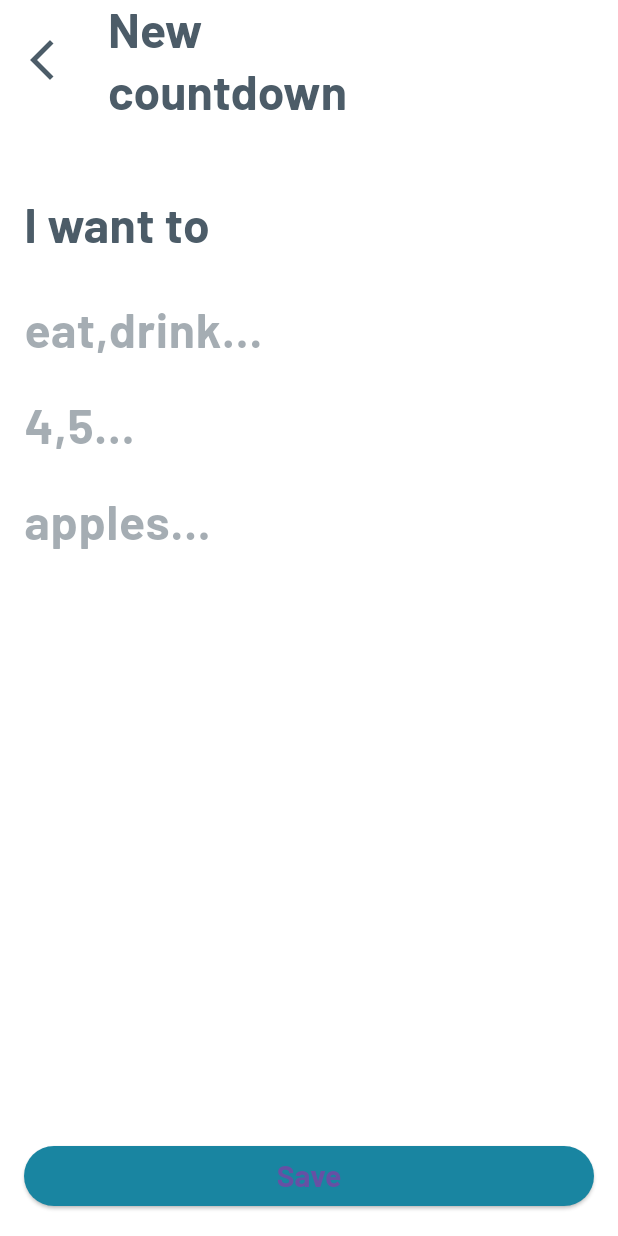
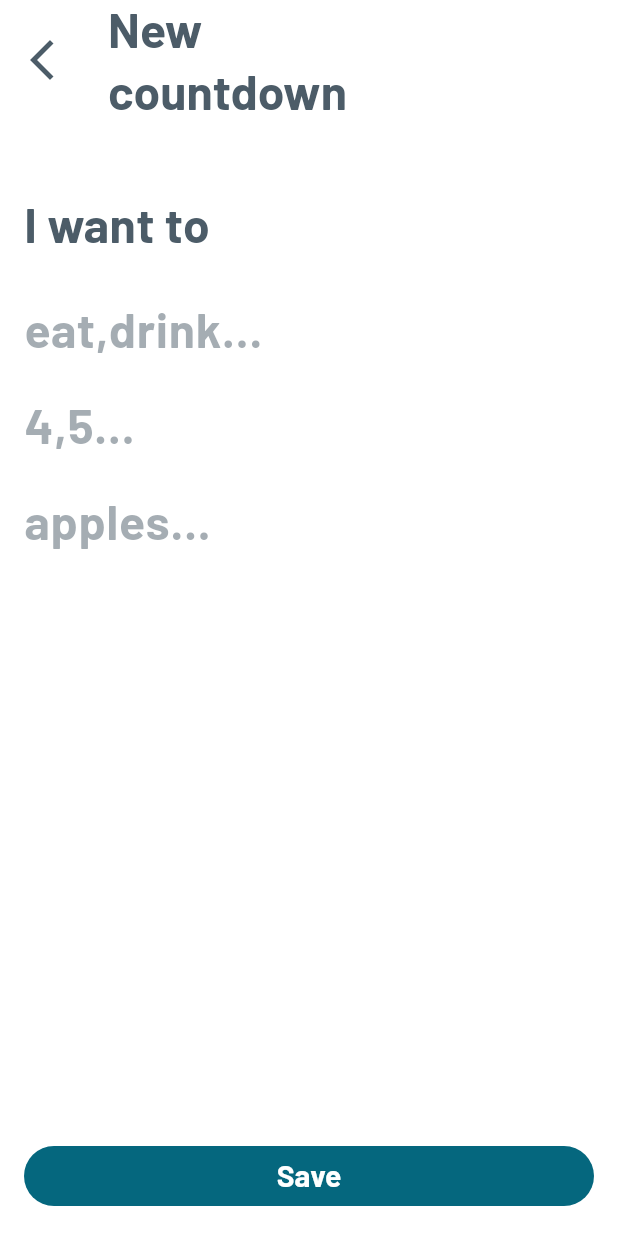
Before and after one commit to FulanoD3Tal/final_countdown_mobile, a Flutter app: the screen it shows after launch, after a tap on the "add circle outline" icon, on a phone screen of 412 x 824 dp. Run offline on Flutter 3.47's test engine with Material 3 defaults, Android fonts, the phone set to English and light mode, and no system bars; our stand-ins replace firebase_analytics, firebase_core, google_mobile_ads, screenshot, share_plus, sqflite; missing offline and left inert: purchases_flutter, user_messaging_platform; accounts and stored records are empty; generated files the repository leaves out were written again.

Commit message:
feat: use material theme 3 and fix the purple button text color

```diff
--- a/lib/countdown_item.dart
+++ b/lib/countdown_item.dart
@@ -20,7 +20,7 @@ class CountdownItem extends StatelessWidget {
       },
       child: Container(
         decoration: BoxDecoration(
-          color: finished ? Color(0xff1985A1) : Color(0xFFDCDCDD),
+          color: finished ? Theme.of(context).colorScheme.primary : Color(0xFFDCDCDD),
           borderRadius: BorderRadius.circular(10),
           boxShadow: [
             BoxShadow(
--- a/lib/form.dart
+++ b/lib/form.dart
@@ -206,7 +206,7 @@ class _FormState extends State<FormCountdown> {
                           ),
                         ),
                       ),
-                      ElevatedButton(
+                      FilledButton(
                         onPressed: () {
                           if (_formKey.currentState!.validate()) {
                             _formKey.currentState?.save();
@@ -226,9 +226,6 @@ class _FormState extends State<FormCountdown> {
                           minimumSize: MaterialStateProperty.all(
                             Size(double.infinity, 40),
                           ),
-                          backgroundColor: MaterialStateProperty.all(
-                            Color(0xff1985A1),
-                          ),
                         ),
                         child: Text(
                           AppLocalizations.of(context)!.save,
--- a/lib/main.dart
+++ b/lib/main.dart
@@ -48,7 +48,8 @@ class MyApp extends StatelessWidget {
         supportedLocales: AppLocalizations.supportedLocales,
         theme: ThemeData(
           fontFamily: 'Barlow',
-          primarySwatch: Colors.blue,
+          useMaterial3: true,
+          colorScheme: ColorScheme.fromSeed(seedColor: Color(0xff1985A1))
         ),
         home: MyHomePage(
           title: 'Final\nCountdown',
```
Also changed, not shown: lib/detail.dart (+1 -6 lines).
